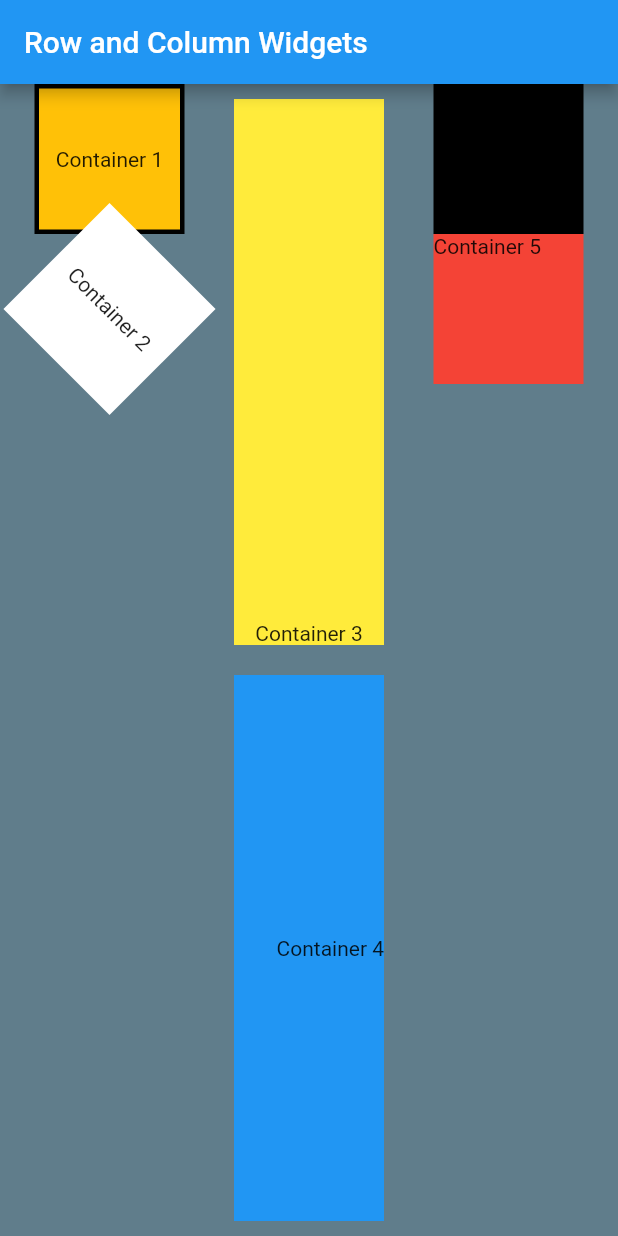
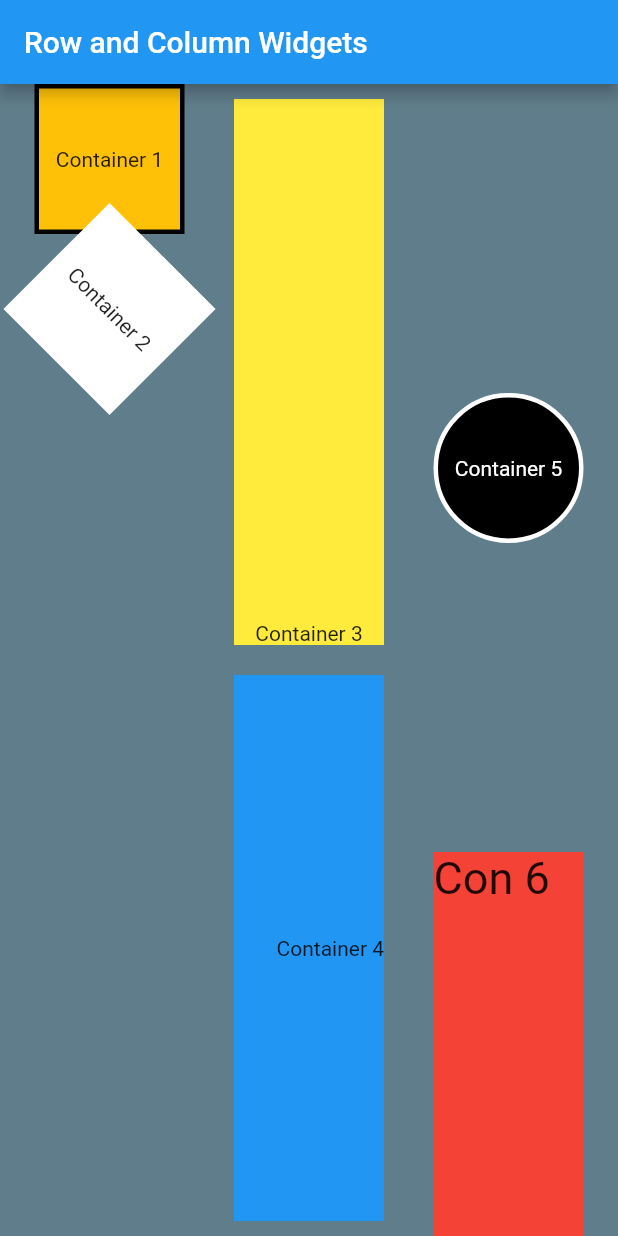
Before and after one commit to Mikemgbeck/FlutterApp01-Mbeck6, a Flutter app: the screen it shows after launch, on a phone screen of 412 x 824 dp. Run offline on Flutter 3.47's test engine with Material 2 defaults, Android fonts, the phone set to English and light mode, and no system bars.

```diff
--- a/assignment_01/lib/main.dart
+++ b/assignment_01/lib/main.dart
@@ -99,24 +99,31 @@ class MyApp extends StatelessWidget {
             ),
             Column(
               children: [
-                Container(
+                Expanded(
+                  flex: 2,
+                  child: Container(
                     height: 100.0,
-
                     width: 100.0,
-                  //width: double.infinity,
+                    decoration: BoxDecoration(
+                      shape: BoxShape.circle,
                       color: Colors.black,
+                      border: Border.all(color: Colors.white, width: 3),
+                    ),
+                    child: Center(
                       child: Text(
-                    'Container 4',
+                        'Container 5',
+                        style: TextStyle(color: Colors.white),
                       ),
                     ),
-                Container(
+                  ),
+                ),
+                Expanded(
+                  flex: 1,
+                  child: Container(
                     height: 100.0,
-                  //height: double.infinity,
                     width: 100.0,
-                  //width: double.infinity,
                     color: Colors.red,
-                  child: Text(
-                    'Container 5',
+                    child: Text('Con 6', style: TextStyle(fontSize: 30)),
                   ),
                 ),
               ],
```
Lines whose indentation alone changed are shown as unchanged.
